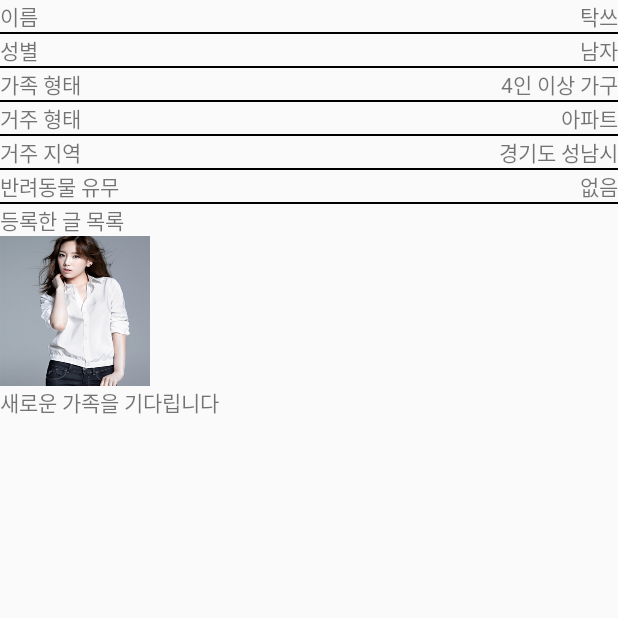
After one commit to tak8997/DoguenDoguen, an Android app: the UserProfileDetailActivity screen opened directly, with no data from a screen before it, on a phone screen of 412 x 824 dp, the top half of it. The commit adds this screen. Run offline under Robolectric (Android 15) with nearby library versions, the phone set to English and light mode, and no system bars; our stand-ins replace ButterKnife; network calls fail.

Commit message:
add UserProfileFragment, UserProfileDetailActivity, UserPostAdapter and work default ui layout

```diff
--- a/app/build.gradle
+++ b/app/build.gradle
@@ -41,6 +41,7 @@ dependencies {
     compile 'com.squareup.okhttp3:logging-interceptor:3.8.0'
     compile 'com.github.bumptech.glide:glide:3.6.0'
     compile 'de.hdodenhof:circleimageview:1.3.0'
+    compile 'com.github.rey5137:material:1.2.4'
     testCompile 'junit:junit:4.12'
     annotationProcessor 'com.jakewharton:butterknife-compiler:8.6.0'
 }
--- a/app/src/main/AndroidManifest.xml
+++ b/app/src/main/AndroidManifest.xml
@@ -19,6 +19,8 @@
                 <category android:name="android.intent.category.LAUNCHER" />
             </intent-filter>
         </activity>
+        <activity android:name=".activity.UserProfileDetailActivity">
+        </activity>
     </application>
 
 </manifest>
--- a/app/src/main/java/org/tacademy/woof/doguendoguen/activity/HomeActivity.java
+++ b/app/src/main/java/org/tacademy/woof/doguendoguen/activity/HomeActivity.java
@@ -6,14 +6,10 @@ import android.support.v4.app.FragmentManager;
 import android.support.v4.app.FragmentTransaction;
 import android.support.v7.app.AppCompatActivity;
 import android.os.Bundle;
-import android.view.LayoutInflater;
-import android.view.View;
-import android.widget.ImageView;
-import android.widget.Toast;
 
 import org.tacademy.woof.doguendoguen.R;
 import org.tacademy.woof.doguendoguen.fragment.MessageFragment;
-import org.tacademy.woof.doguendoguen.fragment.MyProfileFragment;
+import org.tacademy.woof.doguendoguen.fragment.UserProfileFragment;
 import org.tacademy.woof.doguendoguen.fragment.SearchFragment;
 import org.tacademy.woof.doguendoguen.fragment.WishFragment;
 
@@ -53,7 +49,7 @@ public class HomeActivity extends AppCompatActivity {
                         selectedFragment = MessageFragment.newInstance();
                         break;
                     case 3:
-                        selectedFragment = MyProfileFragment.newInstance();
+                        selectedFragment = UserProfileFragment.newInstance();
                         break;
                 }
 
--- /dev/null
+++ b/app/src/main/java/org/tacademy/woof/doguendoguen/activity/UserProfileDetailActivity.java
@@ -0,0 +1,39 @@
+package org.tacademy.woof.doguendoguen.activity;
+
+import android.os.Bundle;
+import android.support.v7.app.AppCompatActivity;
+import android.support.v7.widget.LinearLayoutManager;
+import android.support.v7.widget.RecyclerView;
+
+import org.tacademy.woof.doguendoguen.R;
+import org.tacademy.woof.doguendoguen.adapter.UserPostAdapter;
+
+import butterknife.ButterKnife;
+
+/**
+ * Created by Tak on 2017. 5. 31..
+ */
+
+public class UserProfileDetailActivity extends AppCompatActivity{
+
+    private RecyclerView userPostRecyclerview;
+
+    @Override
+    public void onCreate(Bundle savedInstanceState) {
+        super.onCreate(savedInstanceState);
+        setContentView(R.layout.activity_user_profile_detail);
+        ButterKnife.bind(this);
+
+        userPostRecyclerview = (RecyclerView) findViewById(R.id.user_post_recyclerview);
+
+        LinearLayoutManager layoutManager = new LinearLayoutManager(this);
+        layoutManager.setOrientation(LinearLayoutManager.HORIZONTAL);
+
+        UserPostAdapter userPostAdapter = new UserPostAdapter();
+        userPostAdapter.addUserPost();
+
+        userPostRecyclerview.setLayoutManager(layoutManager);
+        userPostRecyclerview.setAdapter(userPostAdapter);
+
+    }
+}
--- /dev/null
+++ b/app/src/main/java/org/tacademy/woof/doguendoguen/adapter/UserPostAdapter.java
@@ -0,0 +1,52 @@
+package org.tacademy.woof.doguendoguen.adapter;
+
+import android.support.v7.widget.RecyclerView;
+import android.view.LayoutInflater;
+import android.view.View;
+import android.view.ViewGroup;
+import android.widget.ImageView;
+import android.widget.TextView;
+
+import org.tacademy.woof.doguendoguen.R;
+
+import java.util.zip.Inflater;
+
+/**
+ * Created by Tak on 2017. 6. 1..
+ */
+
+public class UserPostAdapter extends RecyclerView.Adapter<UserPostAdapter.ViewHolder> {
+    @Override
+    public ViewHolder onCreateViewHolder(ViewGroup parent, int viewType) {
+        View rootView = LayoutInflater.from(parent.getContext()).inflate(R.layout.user_post_item, null, false);
+
+        return new ViewHolder(rootView);
+    }
+
+    @Override
+    public void onBindViewHolder(UserPostAdapter.ViewHolder holder, int position) {
+        holder.userPostImage.setImageResource(R.drawable.girls_eneration_taeyeon);
+        holder.userPostTitle.setText("새로운 가족을 기다립니다");
+    }
+
+    @Override
+    public int getItemCount() {
+        return 1;
+    }
+
+    public class ViewHolder extends RecyclerView.ViewHolder {
+        ImageView userPostImage;
+        TextView userPostTitle;
+
+        public ViewHolder(View itemView) {
+            super(itemView);
+
+            userPostImage = (ImageView) itemView.findViewById(R.id.user_post_image);
+            userPostTitle = (TextView) itemView.findViewById(R.id.user_post_title);
+        }
+    }
+
+    public void addUserPost() {
+
+    }
+}
--- a/app/src/main/java/org/tacademy/woof/doguendoguen/fragment/MyProfileFragment.java
+++ /dev/null
@@ -1,42 +0,0 @@
-package org.tacademy.woof.doguendoguen.fragment;
-
-
-import android.os.Bundle;
-import android.support.v4.app.Fragment;
-import android.view.LayoutInflater;
-import android.view.View;
-import android.view.ViewGroup;
-
-import org.tacademy.woof.doguendoguen.R;
-
-public class MyProfileFragment extends Fragment {
-    public MyProfileFragment() {
-        // Required empty public constructor
-    }
-
-    public static MyProfileFragment newInstance() {
-        MyProfileFragment fragment = new MyProfileFragment();
-        Bundle args = new Bundle();
-//        args.putString(ARG_PARAM1, param1);
-//        args.putString(ARG_PARAM2, param2);
-        fragment.setArguments(args);
-        return fragment;
-    }
-
-    @Override
-    public void onCreate(Bundle savedInstanceState) {
-        super.onCreate(savedInstanceState);
-        if (getArguments() != null) {
-        }
-    }
-
-    @Override
-    public View onCreateView(LayoutInflater inflater, ViewGroup container, Bundle savedInstanceState) {
-        View view = inflater.inflate(R.layout.fragment_my_profile, container, false);
-
-
-
-        return view;
-    }
-
-}
--- /dev/null
+++ b/app/src/main/java/org/tacademy/woof/doguendoguen/fragment/UserProfileFragment.java
@@ -0,0 +1,54 @@
+package org.tacademy.woof.doguendoguen.fragment;
+
+
+import android.content.Intent;
+import android.os.Bundle;
+import android.support.v4.app.Fragment;
+import android.view.LayoutInflater;
+import android.view.View;
+import android.view.ViewGroup;
+import android.widget.ImageView;
+
+import org.tacademy.woof.doguendoguen.DoguenDoguenApplication;
+import org.tacademy.woof.doguendoguen.R;
+import org.tacademy.woof.doguendoguen.activity.UserProfileDetailActivity;
+
+public class UserProfileFragment extends Fragment {
+    public UserProfileFragment() {
+        // Required empty public constructor
+    }
+
+    public static UserProfileFragment newInstance() {
+        UserProfileFragment fragment = new UserProfileFragment();
+        Bundle args = new Bundle();
+//        args.putString(ARG_PARAM1, param1);
+//        args.putString(ARG_PARAM2, param2);
+        fragment.setArguments(args);
+        return fragment;
+    }
+
+    @Override
+    public void onCreate(Bundle savedInstanceState) {
+        super.onCreate(savedInstanceState);
+        if (getArguments() != null) {
+        }
+    }
+
+    @Override
+    public View onCreateView(LayoutInflater inflater, ViewGroup container, Bundle savedInstanceState) {
+        View view = inflater.inflate(R.layout.fragment_user_profile, container, false);
+
+        ImageView userImage = (ImageView) view.findViewById(R.id.profile_user_image);
+        userImage.setOnClickListener(new View.OnClickListener() {
+            @Override
+            public void onClick(View v) {
+                Intent intent = new Intent(DoguenDoguenApplication.getContext(), UserProfileDetailActivity.class);
+                startActivity(intent);
+            }
+        });
+
+
+        return view;
+    }
+
+}
--- /dev/null
+++ b/app/src/main/res/layout/activity_user_profile_detail.xml
@@ -0,0 +1,135 @@
+<?xml version="1.0" encoding="utf-8"?>
+<LinearLayout xmlns:android="http://schemas.android.com/apk/res/android"
+    android:orientation="vertical" android:layout_width="match_parent"
+    android:layout_height="match_parent">
+
+    <ImageView
+        android:id="@+id/detail_user_image"
+        android:layout_width="match_parent"
+        android:layout_height="wrap_content" />
+
+    <RelativeLayout
+        android:layout_width="match_parent"
+        android:layout_height="wrap_content">
+        <TextView
+            android:text="이름"
+            android:layout_width="wrap_content"
+            android:layout_height="wrap_content"
+            android:layout_alignParentLeft="true"/>
+        <TextView
+            android:text="탁쓰"
+            android:layout_width="wrap_content"
+            android:layout_height="wrap_content"
+            android:layout_alignParentRight="true"/>
+    </RelativeLayout>
+    <View
+        android:layout_width="match_parent"
+        android:layout_height="1dp"
+        android:background="@drawable/divider"/>
+
+    <RelativeLayout
+        android:layout_width="match_parent"
+        android:layout_height="wrap_content">
+        <TextView
+            android:text="성별"
+            android:layout_width="wrap_content"
+            android:layout_height="wrap_content"
+            android:layout_alignParentLeft="true"/>
+        <TextView
+            android:text="남자"
+            android:layout_width="wrap_content"
+            android:layout_height="wrap_content"
+            android:layout_alignParentRight="true"/>
+    </RelativeLayout>
+    <View
+        android:layout_width="match_parent"
+        android:layout_height="1dp"
+        android:background="@drawable/divider"/>
+
+    <RelativeLayout
+        android:layout_width="match_parent"
+        android:layout_height="wrap_content">
+        <TextView
+            android:text="가족 형태"
+            android:layout_width="wrap_content"
+            android:layout_height="wrap_content"
+            android:layout_alignParentLeft="true"/>
+        <TextView
+            android:text="4인 이상 가구"
+            android:layout_width="wrap_content"
+            android:layout_height="wrap_content"
+            android:layout_alignParentRight="true"/>
+    </RelativeLayout>
+    <View
+        android:layout_width="match_parent"
+        android:layout_height="1dp"
+        android:background="@drawable/divider"/>
+
+    <RelativeLayout
+        android:layout_width="match_parent"
+        android:layout_height="wrap_content">
+        <TextView
+            android:text="거주 형태"
+            android:layout_width="wrap_content"
+            android:layout_height="wrap_content"
+            android:layout_alignParentLeft="true"/>
+        <TextView
+            android:text="아파트"
+            android:layout_width="wrap_content"
+            android:layout_height="wrap_content"
+            android:layout_alignParentRight="true"/>
+    </RelativeLayout>
+    <View
+        android:layout_width="match_parent"
+        android:layout_height="1dp"
+        android:background="@drawable/divider"/>
+
+    <RelativeLayout
+        android:layout_width="match_parent"
+        android:layout_height="wrap_content">
+        <TextView
+            android:text="거주 지역"
+            android:layout_width="wrap_content"
+            android:layout_height="wrap_content"
+            android:layout_alignParentLeft="true"/>
+        <TextView
+            android:text="경기도 성남시"
+            android:layout_width="wrap_content"
+            android:layout_height="wrap_content"
+            android:layout_alignParentRight="true"/>
+    </RelativeLayout>
+    <View
+        android:layout_width="match_parent"
+        android:layout_height="1dp"
+        android:background="@drawable/divider"/>
+
+    <RelativeLayout
+        android:layout_width="match_parent"
+        android:layout_height="wrap_content">
+        <TextView
+            android:text="반려동물 유무"
+            android:layout_width="wrap_content"
+            android:layout_height="wrap_content"
+            android:layout_alignParentLeft="true"/>
+        <TextView
+            android:text="없음"
+            android:layout_width="wrap_content"
+            android:layout_height="wrap_content"
+            android:layout_alignParentRight="true"/>
+    </RelativeLayout>
+    <View
+        android:layout_width="match_parent"
+        android:layout_height="1dp"
+        android:background="@drawable/divider"/>
+
+    <TextView
+        android:text="등록한 글 목록"
+        android:layout_width="wrap_content"
+        android:layout_height="wrap_content"
+        android:layout_alignParentLeft="true"/>
+
+    <android.support.v7.widget.RecyclerView
+        android:id="@+id/user_post_recyclerview"
+        android:layout_width="match_parent"
+        android:layout_height="wrap_content"/>
+</LinearLayout>
--- a/app/src/main/res/layout/fragment_my_profile.xml
+++ b/app/src/main/res/layout/fragment_user_profile.xml
@@ -3,7 +3,7 @@
     android:layout_width="match_parent"
     android:layout_height="match_parent"
     android:orientation="vertical"
-    tools:context="org.tacademy.woof.doguendoguen.fragment.MyProfileFragment">
+    tools:context="org.tacademy.woof.doguendoguen.fragment.UserProfileFragment">
 
     <RelativeLayout
         android:layout_width="match_parent"
@@ -23,6 +23,7 @@
             android:id="@+id/profile_user_image"
             android:layout_width="50dp"
             android:layout_height="50dp"
+            android:src="@drawable/girls_eneration_taeyeon"
             android:layout_alignParentRight="true"/>
     </RelativeLayout>
 
@@ -107,9 +108,12 @@
             android:text="@string/message_alarm"
             android:layout_width="wrap_content"
             android:layout_height="wrap_content" />
-        <ImageView
-            android:layout_width="30dp"
-            android:layout_height="30dp" />
+        <com.rey.material.widget.Switch
+            style="@style/Material.Widget.Switch"
+            android:layout_width="wrap_content"
+            android:layout_height="wrap_content"
+            android:gravity="center"
+            android:checked="false"/>
     </LinearLayout>
     <View
         android:layout_width="match_parent"
--- /dev/null
+++ b/app/src/main/res/layout/user_post_item.xml
@@ -0,0 +1,15 @@
+<?xml version="1.0" encoding="utf-8"?>
+<LinearLayout xmlns:android="http://schemas.android.com/apk/res/android"
+    android:orientation="vertical" android:layout_width="match_parent"
+    android:layout_height="match_parent">
+    <ImageView
+        android:id="@+id/user_post_image"
+        android:layout_width="100dp"
+        android:layout_height="100dp"
+        android:scaleType="fitXY"/>
+    <TextView
+        android:id="@+id/user_post_title"
+        android:layout_width="wrap_content"
+        android:layout_height="wrap_content" />
+
+</LinearLayout>
```
